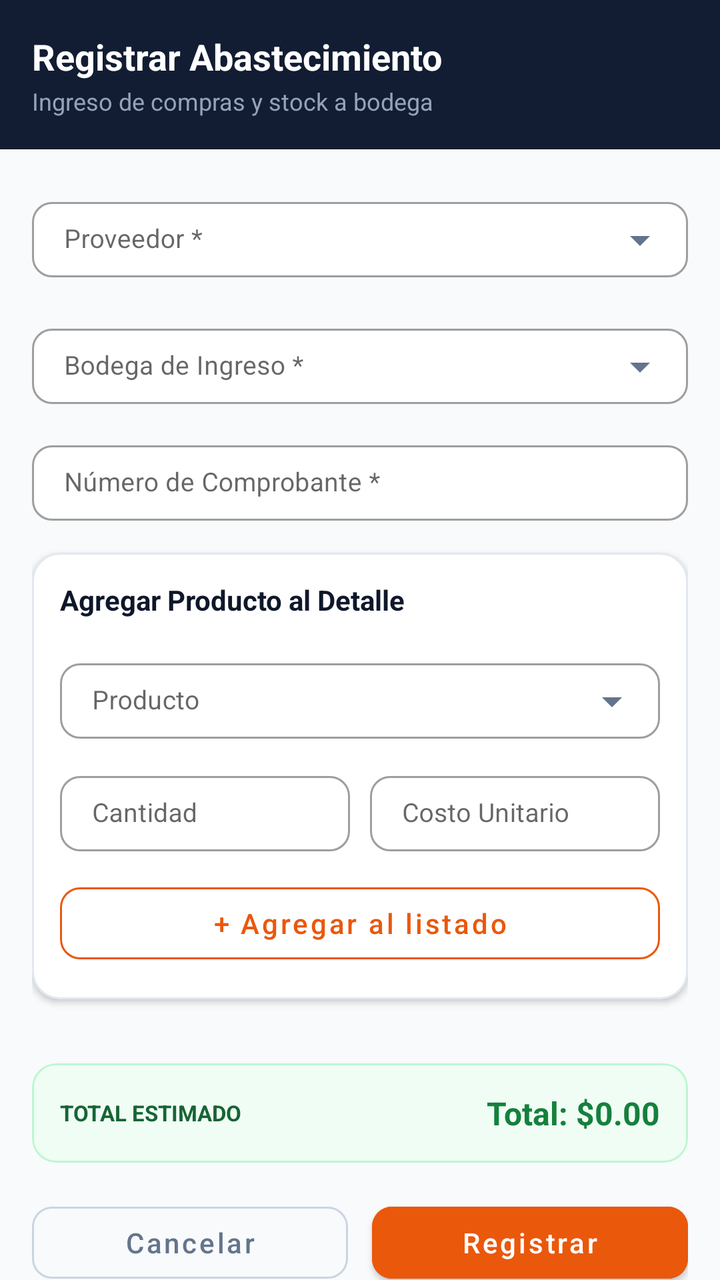
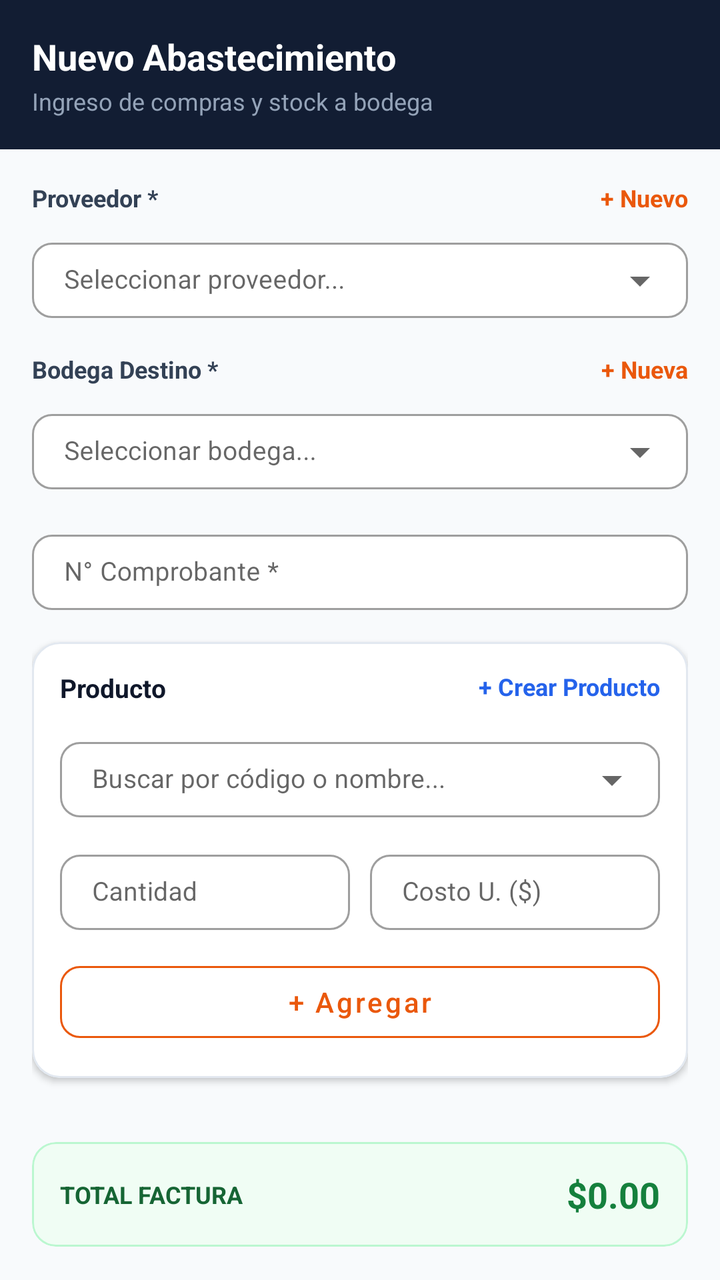

Before-and-after screenshots of an Android layout around one commit, followed by the original layout XML and the change that was made.
<!-- AndroidManifest.xml: application theme Theme.MaterialComponents.Light.NoActionBar -->
<!-- res/layout/dialog_registrar_compra.xml -->
<?xml version="1.0" encoding="utf-8"?>
<androidx.core.widget.NestedScrollView xmlns:android="http://schemas.android.com/apk/res/android"
    xmlns:app="http://schemas.android.com/apk/res-auto"
    xmlns:tools="http://schemas.android.com/tools"
    android:layout_width="match_parent"
    android:layout_height="wrap_content"
    android:background="#F8FAFC"
    android:fillViewport="true"
    android:maxHeight="600dp">

    <LinearLayout
        android:layout_width="match_parent"
        android:layout_height="wrap_content"
        android:orientation="vertical">

        
        <LinearLayout
            android:layout_width="match_parent"
            android:layout_height="wrap_content"
            android:background="#121D33"
            android:orientation="vertical"
            android:padding="16dp">

            <TextView
                android:layout_width="wrap_content"
                android:layout_height="wrap_content"
                android:text="Registrar Abastecimiento"
                android:textColor="#FFFFFF"
                android:textSize="18sp"
                android:textStyle="bold" />

            <TextView
                android:layout_width="wrap_content"
                android:layout_height="wrap_content"
                android:layout_marginTop="2dp"
                android:text="Ingreso de compras y stock a bodega"
                android:textColor="#94A3B8"
                android:textSize="12sp" />
        </LinearLayout>

        
        <LinearLayout
            android:layout_width="match_parent"
            android:layout_height="wrap_content"
            android:orientation="vertical"
            android:padding="16dp">

            
            <com.google.android.material.textfield.TextInputLayout
                style="@style/Widget.MaterialComponents.TextInputLayout.OutlinedBox.ExposedDropdownMenu"
                android:layout_width="match_parent"
                android:layout_height="wrap_content"
                android:layout_marginBottom="10dp"
                android:hint="Proveedor *"
                app:boxBackgroundColor="#FFFFFF"
                app:boxCornerRadiusBottomEnd="10dp"
                app:boxCornerRadiusBottomStart="10dp"
                app:boxCornerRadiusTopEnd="10dp"
                app:boxCornerRadiusTopStart="10dp"
                app:endIconTint="#64748B"
                app:hintTextColor="#64748B">

                <AutoCompleteTextView
                    android:id="@+id/spProveedor"
                    android:layout_width="match_parent"
                    android:layout_height="wrap_content"
                    android:cursorVisible="false"
                    android:focusable="false"
                    android:inputType="none"
                    android:paddingVertical="10dp"
                    android:textColor="#0F172A"
                    android:textColorHint="#64748B"
                    android:textSize="13sp" />
            </com.google.android.material.textfield.TextInputLayout>

            <com.google.android.material.textfield.TextInputLayout
                style="@style/Widget.MaterialComponents.TextInputLayout.OutlinedBox.ExposedDropdownMenu"
                android:layout_width="match_parent"
                android:layout_height="wrap_content"
                android:layout_marginBottom="10dp"
                android:hint="Bodega de Ingreso *"
                app:boxBackgroundColor="#FFFFFF"
                app:boxCornerRadiusBottomEnd="10dp"
                app:boxCornerRadiusBottomStart="10dp"
                app:boxCornerRadiusTopEnd="10dp"
                app:boxCornerRadiusTopStart="10dp"
                app:endIconTint="#64748B"
                app:hintTextColor="#64748B">

                <AutoCompleteTextView
                    android:id="@+id/spBodega"
                    android:layout_width="match_parent"
                    android:layout_height="wrap_content"
                    android:cursorVisible="false"
                    android:focusable="false"
                    android:inputType="none"
                    android:paddingVertical="10dp"
                    android:textColor="#0F172A"
                    android:textColorHint="#64748B"
                    android:textSize="13sp" />
            </com.google.android.material.textfield.TextInputLayout>

            <com.google.android.material.textfield.TextInputLayout
                style="@style/Widget.MaterialComponents.TextInputLayout.OutlinedBox"
                android:layout_width="match_parent"
                android:layout_height="wrap_content"
                android:layout_marginBottom="16dp"
                android:hint="Número de Comprobante *"
                app:boxBackgroundColor="#FFFFFF"
                app:boxCornerRadiusBottomEnd="10dp"
                app:boxCornerRadiusBottomStart="10dp"
                app:boxCornerRadiusTopEnd="10dp"
                app:boxCornerRadiusTopStart="10dp"
                app:hintTextColor="#64748B">

                <com.google.android.material.textfield.TextInputEditText
                    android:id="@+id/etNumeroComprobante"
                    android:layout_width="match_parent"
                    android:layout_height="wrap_content"
                    android:paddingVertical="10dp"
                    android:textColor="#0F172A"
                    android:textColorHint="#64748B"
                    android:textSize="13sp" />
            </com.google.android.material.textfield.TextInputLayout>

            
            <com.google.android.material.card.MaterialCardView
                android:layout_width="match_parent"
                android:layout_height="wrap_content"
                android:layout_marginBottom="16dp"
                app:cardBackgroundColor="#FFFFFF"
                app:cardCornerRadius="14dp"
                app:cardElevation="2dp"
                app:strokeColor="#E2E8F0"
                app:strokeWidth="1dp">

                <LinearLayout
                    android:layout_width="match_parent"
                    android:layout_height="wrap_content"
                    android:orientation="vertical"
                    android:padding="14dp">

                    <TextView
                        android:layout_width="wrap_content"
                        android:layout_height="wrap_content"
                        android:layout_marginBottom="12dp"
                        android:text="Agregar Producto al Detalle"
                        android:textColor="#0F172A"
                        android:textSize="14sp"
                        android:textStyle="bold" />

                    <com.google.android.material.textfield.TextInputLayout
                        style="@style/Widget.MaterialComponents.TextInputLayout.OutlinedBox.ExposedDropdownMenu"
                        android:layout_width="match_parent"
                        android:layout_height="wrap_content"
                        android:layout_marginBottom="8dp"
                        android:hint="Producto"
                        app:boxBackgroundColor="#FFFFFF"
                        app:boxCornerRadiusBottomEnd="10dp"
                        app:boxCornerRadiusBottomStart="10dp"
                        app:boxCornerRadiusTopEnd="10dp"
                        app:boxCornerRadiusTopStart="10dp"
                        app:endIconTint="#64748B"
                        app:hintTextColor="#64748B">

                        <AutoCompleteTextView
                            android:id="@+id/spProducto"
                            android:layout_width="match_parent"
                            android:layout_height="wrap_content"
                            android:cursorVisible="false"
                            android:focusable="false"
                            android:inputType="none"
                            android:paddingVertical="10dp"
                            android:textColor="#0F172A"
                            android:textColorHint="#64748B"
                            android:textSize="13sp" />
                    </com.google.android.material.textfield.TextInputLayout>

                    <LinearLayout
                        android:layout_width="match_parent"
                        android:layout_height="wrap_content"
                        android:layout_marginBottom="8dp"
                        android:orientation="horizontal"
                        android:weightSum="2">

                        <com.google.android.material.textfield.TextInputLayout
                            style="@style/Widget.MaterialComponents.TextInputLayout.OutlinedBox"
                            android:layout_width="0dp"
                            android:layout_height="wrap_content"
                            android:layout_marginEnd="5dp"
                            android:layout_weight="1"
                            android:hint="Cantidad"
                            app:boxBackgroundColor="#FFFFFF"
                            app:boxCornerRadiusBottomEnd="10dp"
                            app:boxCornerRadiusBottomStart="10dp"
                            app:boxCornerRadiusTopEnd="10dp"
                            app:boxCornerRadiusTopStart="10dp"
                            app:hintTextColor="#64748B">

                            <com.google.android.material.textfield.TextInputEditText
                                android:id="@+id/etCantidad"
                                android:layout_width="match_parent"
                                android:layout_height="wrap_content"
                                android:inputType="number"
                                android:paddingVertical="10dp"
                                android:textColor="#0F172A"
                                android:textColorHint="#64748B"
                                android:textSize="13sp" />
                        </com.google.android.material.textfield.TextInputLayout>

                        <com.google.android.material.textfield.TextInputLayout
                            style="@style/Widget.MaterialComponents.TextInputLayout.OutlinedBox"
                            android:layout_width="0dp"
                            android:layout_height="wrap_content"
                            android:layout_marginStart="5dp"
                            android:layout_weight="1"
                            android:hint="Costo Unitario"
                            app:boxBackgroundColor="#FFFFFF"
                            app:boxCornerRadiusBottomEnd="10dp"
                            app:boxCornerRadiusBottomStart="10dp"
                            app:boxCornerRadiusTopEnd="10dp"
                            app:boxCornerRadiusTopStart="10dp"
                            app:hintTextColor="#64748B">

                            <com.google.android.material.textfield.TextInputEditText
                                android:id="@+id/etCostoUnitario"
                                android:layout_width="match_parent"
                                android:layout_height="wrap_content"
                                android:inputType="numberDecimal"
                                android:paddingVertical="10dp"
                                android:textColor="#0F172A"
                                android:textColorHint="#64748B"
                                android:textSize="13sp" />
                        </com.google.android.material.textfield.TextInputLayout>
                    </LinearLayout>

                    <com.google.android.material.textfield.TextInputLayout
                        android:id="@+id/tilFechaCaducidad"
                        style="@style/Widget.MaterialComponents.TextInputLayout.OutlinedBox"
                        android:layout_width="match_parent"
                        android:layout_height="wrap_content"
                        android:layout_marginBottom="10dp"
                        android:hint="Fecha de Caducidad (AAAA-MM-DD)"
                        android:visibility="gone"
                        app:boxBackgroundColor="#FFFFFF"
                        app:boxCornerRadiusBottomEnd="10dp"
                        app:boxCornerRadiusBottomStart="10dp"
                        app:boxCornerRadiusTopEnd="10dp"
                        app:boxCornerRadiusTopStart="10dp"
                        app:hintTextColor="#64748B">

                        <com.google.android.material.textfield.TextInputEditText
                            android:id="@+id/etFechaCaducidad"
                            android:layout_width="match_parent"
                            android:layout_height="wrap_content"
                            android:focusable="false"
                            android:paddingVertical="10dp"
                            android:textColor="#0F172A"
                            android:textColorHint="#64748B"
                            android:textSize="13sp" />
                    </com.google.android.material.textfield.TextInputLayout>

                    <com.google.android.material.button.MaterialButton
                        android:id="@+id/btnAgregarDetalle"
                        style="@style/Widget.MaterialComponents.Button.OutlinedButton"
                        android:layout_width="match_parent"
                        android:layout_height="wrap_content"
                        android:layout_marginTop="4dp"
                        android:text="+ Agregar al listado"
                        android:textAllCaps="false"
                        android:textColor="#EA580C"
                        app:cornerRadius="10dp"
                        app:strokeColor="#EA580C" />
                </LinearLayout>
            </com.google.android.material.card.MaterialCardView>

            
            <androidx.recyclerview.widget.RecyclerView
                android:id="@+id/rvDetallesTemp"
                android:layout_width="match_parent"
                android:layout_height="wrap_content"
                android:layout_marginBottom="16dp" />

            
            <com.google.android.material.card.MaterialCardView
                android:layout_width="match_parent"
                android:layout_height="wrap_content"
                android:layout_marginBottom="16dp"
                app:cardBackgroundColor="#F0FDF4"
                app:cardCornerRadius="12dp"
                app:cardElevation="0dp"
                app:strokeColor="#BBF7D0"
                app:strokeWidth="1dp">

                <LinearLayout
                    android:layout_width="match_parent"
                    android:layout_height="wrap_content"
                    android:gravity="center_vertical"
                    android:orientation="horizontal"
                    android:padding="14dp">

                    <TextView
                        android:layout_width="0dp"
                        android:layout_height="wrap_content"
                        android:layout_weight="1"
                        android:text="TOTAL ESTIMADO"
                        android:textColor="#166534"
                        android:textSize="11sp"
                        android:textStyle="bold" />

                    <TextView
                        android:id="@+id/tvTotalDialogo"
                        android:layout_width="wrap_content"
                        android:layout_height="wrap_content"
                        android:text="Total: $0.00"
                        android:textColor="#15803D"
                        android:textSize="16sp"
                        android:textStyle="bold" />
                </LinearLayout>
            </com.google.android.material.card.MaterialCardView>

            
            <LinearLayout
                android:layout_width="match_parent"
                android:layout_height="wrap_content"
                android:orientation="horizontal"
                android:weightSum="2">

                <com.google.android.material.button.MaterialButton
                    android:id="@+id/btnCancelarCompra"
                    style="@style/Widget.MaterialComponents.Button.OutlinedButton"
                    android:layout_width="0dp"
                    android:layout_height="wrap_content"
                    android:layout_marginEnd="6dp"
                    android:layout_weight="1"
                    android:text="Cancelar"
                    android:textAllCaps="false"
                    android:textColor="#64748B"
                    app:cornerRadius="10dp"
                    app:strokeColor="#CBD5E1" />

                <com.google.android.material.button.MaterialButton
                    android:id="@+id/btnGuardarCompra"
                    android:layout_width="0dp"
                    android:layout_height="wrap_content"
                    android:layout_marginStart="6dp"
                    android:layout_weight="1"
                    android:backgroundTint="#EA580C"
                    android:text="Registrar"
                    android:textAllCaps="false"
                    android:textColor="#FFFFFF"
                    app:cornerRadius="10dp" />
            </LinearLayout>

        </LinearLayout>
    </LinearLayout>
</androidx.core.widget.NestedScrollView>
<!-- resources referenced by this layout -->
<resources>

</resources>

<!-- the commit's change to res/layout/dialog_registrar_compra.xml (unified diff, before → after) -->
@@ -1,12 +1,11 @@
 <?xml version="1.0" encoding="utf-8"?>
 <androidx.core.widget.NestedScrollView xmlns:android="http://schemas.android.com/apk/res/android"
     xmlns:app="http://schemas.android.com/apk/res-auto"
-    xmlns:tools="http://schemas.android.com/tools"
     android:layout_width="match_parent"
     android:layout_height="wrap_content"
     android:background="#F8FAFC"
     android:fillViewport="true"
-    android:maxHeight="600dp">
+    android:maxHeight="650dp">
 
     <LinearLayout
         android:layout_width="match_parent"
@@ -24,7 +23,7 @@
             <TextView
                 android:layout_width="wrap_content"
                 android:layout_height="wrap_content"
-                android:text="Registrar Abastecimiento"
+                android:text="Nuevo Abastecimiento"
                 android:textColor="#FFFFFF"
                 android:textSize="18sp"
                 android:textStyle="bold" />
@@ -38,7 +37,6 @@
                 android:textSize="12sp" />
         </LinearLayout>
 
-        
         <LinearLayout
             android:layout_width="match_parent"
             android:layout_height="wrap_content"
@@ -46,19 +44,44 @@
             android:padding="16dp">
 
             
+            <RelativeLayout
+                android:layout_width="match_parent"
+                android:layout_height="wrap_content"
+                android:layout_marginBottom="4dp">
+
+                <TextView
+                    android:layout_width="wrap_content"
+                    android:layout_height="wrap_content"
+                    android:layout_alignParentStart="true"
+                    android:text="Proveedor *"
+                    android:textColor="#334155"
+                    android:textSize="12sp"
+                    android:textStyle="bold" />
+
+                <TextView
+                    android:id="@+id/btnNuevoProveedor"
+                    android:layout_width="wrap_content"
+                    android:layout_height="wrap_content"
+                    android:layout_alignParentEnd="true"
+                    android:clickable="true"
+                    android:focusable="true"
+                    android:foreground="?attr/selectableItemBackground"
+                    android:text="+ Nuevo"
+                    android:textColor="#EA580C"
+                    android:textSize="12sp"
+                    android:textStyle="bold" />
+            </RelativeLayout>
+
             <com.google.android.material.textfield.TextInputLayout
                 style="@style/Widget.MaterialComponents.TextInputLayout.OutlinedBox.ExposedDropdownMenu"
                 android:layout_width="match_parent"
                 android:layout_height="wrap_content"
-                android:layout_marginBottom="10dp"
-                android:hint="Proveedor *"
+                android:layout_marginBottom="12dp"
                 app:boxBackgroundColor="#FFFFFF"
                 app:boxCornerRadiusBottomEnd="10dp"
                 app:boxCornerRadiusBottomStart="10dp"
                 app:boxCornerRadiusTopEnd="10dp"
-                app:boxCornerRadiusTopStart="10dp"
-                app:endIconTint="#64748B"
-                app:hintTextColor="#64748B">
+                app:boxCornerRadiusTopStart="10dp">
 
                 <AutoCompleteTextView
                     android:id="@+id/spProveedor"
@@ -66,26 +89,51 @@
                     android:layout_height="wrap_content"
                     android:cursorVisible="false"
                     android:focusable="false"
+                    android:hint="Seleccionar proveedor..."
                     android:inputType="none"
                     android:paddingVertical="10dp"
                     android:textColor="#0F172A"
-                    android:textColorHint="#64748B"
                     android:textSize="13sp" />
             </com.google.android.material.textfield.TextInputLayout>
 
+            <RelativeLayout
+                android:layout_width="match_parent"
+                android:layout_height="wrap_content"
+                android:layout_marginBottom="4dp">
+
+                <TextView
+                    android:layout_width="wrap_content"
+                    android:layout_height="wrap_content"
+                    android:layout_alignParentStart="true"
+                    android:text="Bodega Destino *"
+                    android:textColor="#334155"
+                    android:textSize="12sp"
+                    android:textStyle="bold" />
+
+                <TextView
+                    android:id="@+id/btnNuevaBodega"
+                    android:layout_width="wrap_content"
+                    android:layout_height="wrap_content"
+                    android:layout_alignParentEnd="true"
+                    android:clickable="true"
+                    android:focusable="true"
+                    android:foreground="?attr/selectableItemBackground"
+                    android:text="+ Nueva"
+                    android:textColor="#EA580C"
+                    android:textSize="12sp"
+                    android:textStyle="bold" />
+            </RelativeLayout>
+
             <com.google.android.material.textfield.TextInputLayout
                 style="@style/Widget.MaterialComponents.TextInputLayout.OutlinedBox.ExposedDropdownMenu"
                 android:layout_width="match_parent"
                 android:layout_height="wrap_content"
-                android:layout_marginBottom="10dp"
-                android:hint="Bodega de Ingreso *"
+                android:layout_marginBottom="12dp"
                 app:boxBackgroundColor="#FFFFFF"
                 app:boxCornerRadiusBottomEnd="10dp"
                 app:boxCornerRadiusBottomStart="10dp"
                 app:boxCornerRadiusTopEnd="10dp"
-                app:boxCornerRadiusTopStart="10dp"
-                app:endIconTint="#64748B"
-                app:hintTextColor="#64748B">
+                app:boxCornerRadiusTopStart="10dp">
 
                 <AutoCompleteTextView
                     android:id="@+id/spBodega"
@@ -93,10 +141,10 @@
                     android:layout_height="wrap_content"
                     android:cursorVisible="false"
                     android:focusable="false"
+                    android:hint="Seleccionar bodega..."
                     android:inputType="none"
                     android:paddingVertical="10dp"
                     android:textColor="#0F172A"
-                    android:textColorHint="#64748B"
                     android:textSize="13sp" />
             </com.google.android.material.textfield.TextInputLayout>
 
@@ -105,13 +153,12 @@
                 android:layout_width="match_parent"
                 android:layout_height="wrap_content"
                 android:layout_marginBottom="16dp"
-                android:hint="Número de Comprobante *"
+                android:hint="N° Comprobante *"
                 app:boxBackgroundColor="#FFFFFF"
                 app:boxCornerRadiusBottomEnd="10dp"
                 app:boxCornerRadiusBottomStart="10dp"
                 app:boxCornerRadiusTopEnd="10dp"
-                app:boxCornerRadiusTopStart="10dp"
-                app:hintTextColor="#64748B">
+                app:boxCornerRadiusTopStart="10dp">
 
                 <com.google.android.material.textfield.TextInputEditText
                     android:id="@+id/etNumeroComprobante"
@@ -119,7 +166,6 @@
                     android:layout_height="wrap_content"
                     android:paddingVertical="10dp"
                     android:textColor="#0F172A"
-                    android:textColorHint="#64748B"
                     android:textSize="13sp" />
             </com.google.android.material.textfield.TextInputLayout>
 
@@ -140,28 +186,44 @@
                     android:orientation="vertical"
                     android:padding="14dp">
 
-                    <TextView
-                        android:layout_width="wrap_content"
-                        android:layout_height="wrap_content"
-                        android:layout_marginBottom="12dp"
-                        android:text="Agregar Producto al Detalle"
-                        android:textColor="#0F172A"
-                        android:textSize="14sp"
-                        android:textStyle="bold" />
+                    <RelativeLayout
+                        android:layout_width="match_parent"
+                        android:layout_height="wrap_content"
+                        android:layout_marginBottom="8dp">
+
+                        <TextView
+                            android:layout_width="wrap_content"
+                            android:layout_height="wrap_content"
+                            android:layout_alignParentStart="true"
+                            android:text="Producto"
+                            android:textColor="#0F172A"
+                            android:textSize="13sp"
+                            android:textStyle="bold" />
+
+                        <TextView
+                            android:id="@+id/btnCrearProducto"
+                            android:layout_width="wrap_content"
+                            android:layout_height="wrap_content"
+                            android:layout_alignParentEnd="true"
+                            android:clickable="true"
+                            android:focusable="true"
+                            android:foreground="?attr/selectableItemBackground"
+                            android:text="+ Crear Producto"
+                            android:textColor="#2563EB"
+                            android:textSize="12sp"
+                            android:textStyle="bold" />
+                    </RelativeLayout>
 
                     <com.google.android.material.textfield.TextInputLayout
                         style="@style/Widget.MaterialComponents.TextInputLayout.OutlinedBox.ExposedDropdownMenu"
                         android:layout_width="match_parent"
                         android:layout_height="wrap_content"
                         android:layout_marginBottom="8dp"
-                        android:hint="Producto"
                         app:boxBackgroundColor="#FFFFFF"
                         app:boxCornerRadiusBottomEnd="10dp"
                         app:boxCornerRadiusBottomStart="10dp"
                         app:boxCornerRadiusTopEnd="10dp"
-                        app:boxCornerRadiusTopStart="10dp"
-                        app:endIconTint="#64748B"
-                        app:hintTextColor="#64748B">
+                        app:boxCornerRadiusTopStart="10dp">
 
                         <AutoCompleteTextView
                             android:id="@+id/spProducto"
@@ -169,10 +231,10 @@
                             android:layout_height="wrap_content"
                             android:cursorVisible="false"
                             android:focusable="false"
+                            android:hint="Buscar por código o nombre..."
                             android:inputType="none"
                             android:paddingVertical="10dp"
                             android:textColor="#0F172A"
-                            android:textColorHint="#64748B"
                             android:textSize="13sp" />
                     </com.google.android.material.textfield.TextInputLayout>
 
@@ -194,8 +256,7 @@
                             app:boxCornerRadiusBottomEnd="10dp"
                             app:boxCornerRadiusBottomStart="10dp"
                             app:boxCornerRadiusTopEnd="10dp"
-                            app:boxCornerRadiusTopStart="10dp"
-                            app:hintTextColor="#64748B">
+                            app:boxCornerRadiusTopStart="10dp">
 
                             <com.google.android.material.textfield.TextInputEditText
                                 android:id="@+id/etCantidad"
@@ -204,7 +265,6 @@
                                 android:inputType="number"
                                 android:paddingVertical="10dp"
                                 android:textColor="#0F172A"
-                                android:textColorHint="#64748B"
                                 android:textSize="13sp" />
                         </com.google.android.material.textfield.TextInputLayout>
 
@@ -214,13 +274,12 @@
                             android:layout_height="wrap_content"
                             android:layout_marginStart="5dp"
                             android:layout_weight="1"
-                            android:hint="Costo Unitario"
+                            android:hint="Costo U. ($)"
                             app:boxBackgroundColor="#FFFFFF"
                             app:boxCornerRadiusBottomEnd="10dp"
                             app:boxCornerRadiusBottomStart="10dp"
                             app:boxCornerRadiusTopEnd="10dp"
-                            app:boxCornerRadiusTopStart="10dp"
-                            app:hintTextColor="#64748B">
+                            app:boxCornerRadiusTopStart="10dp">
 
                             <com.google.android.material.textfield.TextInputEditText
                                 android:id="@+id/etCostoUnitario"
@@ -229,7 +288,6 @@
                                 android:inputType="numberDecimal"
                                 android:paddingVertical="10dp"
                                 android:textColor="#0F172A"
-                                android:textColorHint="#64748B"
                                 android:textSize="13sp" />
                         </com.google.android.material.textfield.TextInputLayout>
                     </LinearLayout>
@@ -240,14 +298,13 @@
                         android:layout_width="match_parent"
                         android:layout_height="wrap_content"
                         android:layout_marginBottom="10dp"
-                        android:hint="Fecha de Caducidad (AAAA-MM-DD)"
+                        android:hint="Caducidad (AAAA-MM-DD)"
                         android:visibility="gone"
                         app:boxBackgroundColor="#FFFFFF"
                         app:boxCornerRadiusBottomEnd="10dp"
                         app:boxCornerRadiusBottomStart="10dp"
                         app:boxCornerRadiusTopEnd="10dp"
-                        app:boxCornerRadiusTopStart="10dp"
-                        app:hintTextColor="#64748B">
+                        app:boxCornerRadiusTopStart="10dp">
 
                         <com.google.android.material.textfield.TextInputEditText
                             android:id="@+id/etFechaCaducidad"
@@ -256,7 +313,6 @@
                             android:focusable="false"
                             android:paddingVertical="10dp"
                             android:textColor="#0F172A"
-                            android:textColorHint="#64748B"
                             android:textSize="13sp" />
                     </com.google.android.material.textfield.TextInputLayout>
 
@@ -266,7 +322,7 @@
                         android:layout_width="match_parent"
                         android:layout_height="wrap_content"
                         android:layout_marginTop="4dp"
-                        android:text="+ Agregar al listado"
+                        android:text="+ Agregar"
                         android:textAllCaps="false"
                         android:textColor="#EA580C"
                         app:cornerRadius="10dp"
@@ -274,7 +330,6 @@
                 </LinearLayout>
             </com.google.android.material.card.MaterialCardView>
 
-            
             <androidx.recyclerview.widget.RecyclerView
                 android:id="@+id/rvDetallesTemp"
                 android:layout_width="match_parent"
@@ -303,23 +358,22 @@
                         android:layout_width="0dp"
                         android:layout_height="wrap_content"
                         android:layout_weight="1"
-                        android:text="TOTAL ESTIMADO"
+                        android:text="TOTAL FACTURA"
                         android:textColor="#166534"
-                        android:textSize="11sp"
+                        android:textSize="12sp"
                         android:textStyle="bold" />
 
                     <TextView
                         android:id="@+id/tvTotalDialogo"
                         android:layout_width="wrap_content"
                         android:layout_height="wrap_content"
-                        android:text="Total: $0.00"
+                        android:text="$0.00"
                         android:textColor="#15803D"
-                        android:textSize="16sp"
+                        android:textSize="18sp"
                         android:textStyle="bold" />
                 </LinearLayout>
             </com.google.android.material.card.MaterialCardView>
 
-            
             <LinearLayout
                 android:layout_width="match_parent"
                 android:layout_height="wrap_content"
@@ -346,7 +400,7 @@
                     android:layout_marginStart="6dp"
                     android:layout_weight="1"
                     android:backgroundTint="#EA580C"
-                    android:text="Registrar"
+                    android:text="Procesar Ingreso"
                     android:textAllCaps="false"
                     android:textColor="#FFFFFF"
                     app:cornerRadius="10dp" />
